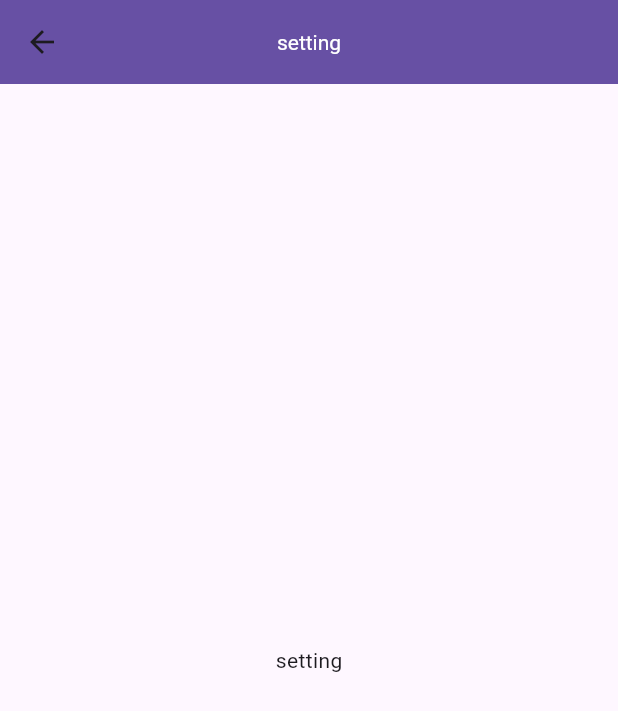
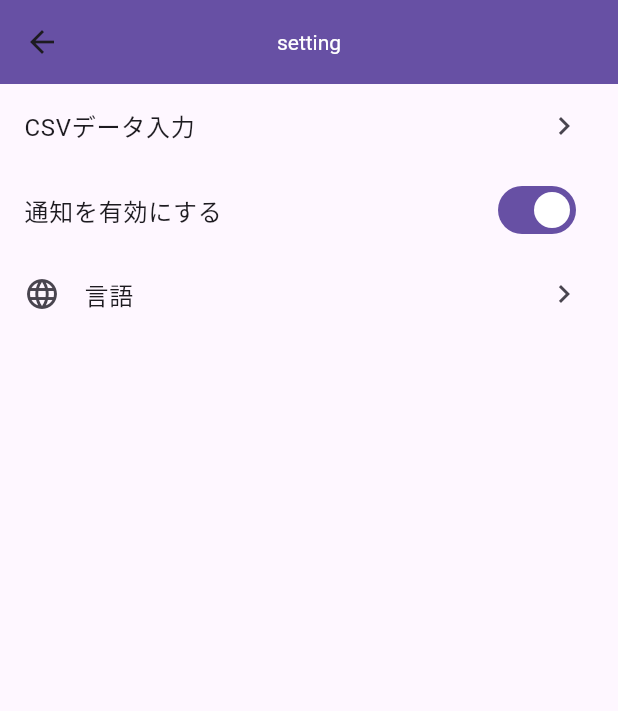
Before and after one commit to kao126/nantokanaru, a Flutter app: the SettingPage screen opened directly, on a phone screen of 412 x 824 dp. Shown: the top 711 px of the screen. Run offline on Flutter 3.47's test engine with Material 3 defaults, Android fonts, the phone set to English and light mode, and no system bars; our stand-ins replace csv, fl_chart, sqflite, table_calendar; missing offline and left inert: holiday_jp; accounts and stored records are empty.

Commit message:
feat: csv page

```diff
--- a/lib/components/setting.dart
+++ b/lib/components/setting.dart
@@ -1,4 +1,5 @@
 import 'package:flutter/material.dart';
+import 'package:nantokanaru/components/csv.dart';
 
 class SettingPage extends StatefulWidget {
   const SettingPage({super.key});
@@ -19,6 +20,32 @@ class _SettingPageState extends State<SettingPage> {
         ),
         backgroundColor: Theme.of(context).colorScheme.primary,
       ),
-        body: const Center(child: Text("setting")));
+      body: ListView(
+        children: [
+          ListTile(
+            title: const Text("CSVデータ入力"),
+            trailing: const Icon(Icons.chevron_right),
+            onTap: () async {
+              await Navigator.of(context).push<ThemeMode>(
+                MaterialPageRoute(
+                  builder: (context) => const CsvPage(),
+                ),
+              );
+            },
+          ),
+          SwitchListTile(
+            title: const Text("通知を有効にする"),
+            value: true,
+            onChanged: (val) {},
+          ),
+          ListTile(
+            leading: const Icon(Icons.language),
+            title: const Text("言語"),
+            trailing: const Icon(Icons.chevron_right),
+            onTap: () {},
+          ),
+        ],
+      ),
+    );
   }
 }
```
Also changed, not shown: lib/components/csv.dart (added, +29 -0 lines). Lines whose indentation alone changed are shown as unchanged.
